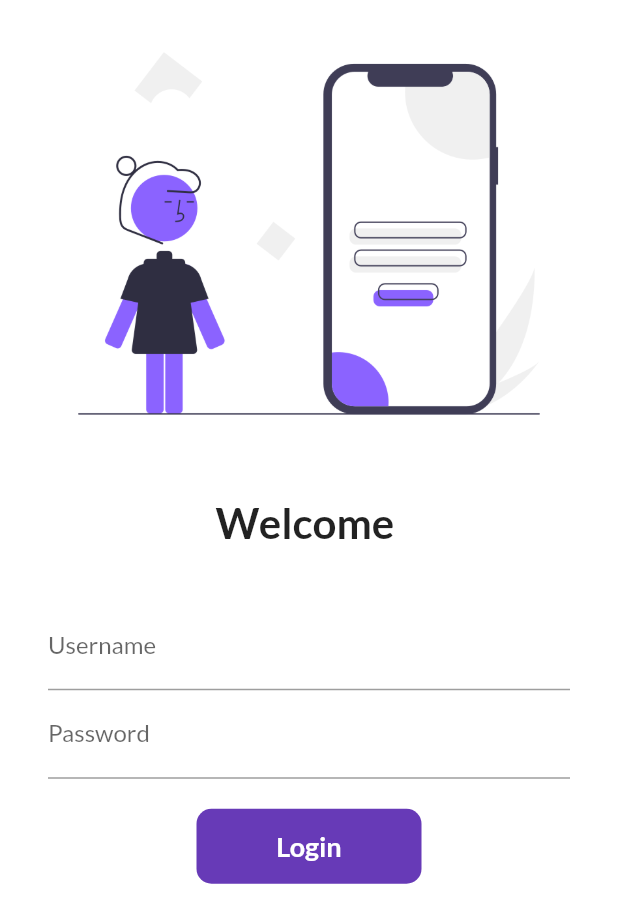
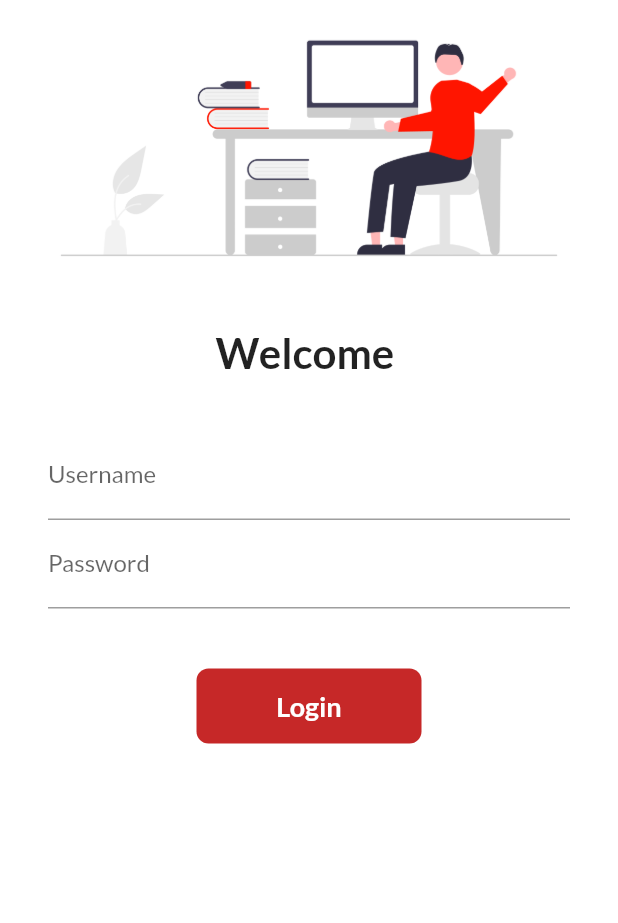
Before and after one commit to Viraj-M/flutter_catalog, a Flutter app: the screen it shows after launch, on a phone screen of 412 x 824 dp. Shown: the top 923 px of the screen. Run offline on Flutter 3.47's test engine with Material 2 defaults, Android fonts, the phone set to English and light mode, and no system bars; our stand-ins replace google_fonts.

Commit message:
day 9 done

```diff
--- a/lib/main.dart
+++ b/lib/main.dart
@@ -15,7 +15,7 @@ class MyApp extends StatelessWidget {
     return MaterialApp(
         themeMode: ThemeMode.light,
         theme: ThemeData(
-          primarySwatch: Colors.deepPurple,
+          primarySwatch: Colors.red,
           fontFamily: GoogleFonts.lato().fontFamily,
         ),
         darkTheme: ThemeData(
--- a/lib/screens/login_page.dart
+++ b/lib/screens/login_page.dart
@@ -3,22 +3,39 @@ import 'package:flutter_catalog/utils/routes.dart';
 
 class LoginPage extends StatefulWidget {
   @override
-  State<LoginPage> createState() => _LoginPageState();
+  _LoginPageState createState() => _LoginPageState();
 }
 
 class _LoginPageState extends State<LoginPage> {
   String name = "";
   bool changeButton = false;
 
+  final _formKey = GlobalKey<FormState>();
+
+  moveToHome(BuildContext context) async {
+    if (_formKey.currentState!.validate()) {
+      setState(() {
+        changeButton = true;
+      });
+      await Future.delayed(Duration(seconds: 1));
+      await Navigator.pushNamed(context, MyRoutes.homeRoute);
+      setState(() {
+        changeButton = false;
+      });
+    }
+  }
+
   @override
   Widget build(BuildContext context) {
     return Material(
         color: Colors.white,
         child: SingleChildScrollView(
+          child: Form(
+            key: _formKey,
             child: Column(
               children: [
                 Image.asset(
-                "assets/images/login_image.png",
+                  "assets/images/hello.png",
                   fit: BoxFit.cover,
                 ),
                 SizedBox(
@@ -41,9 +58,16 @@ class _LoginPageState extends State<LoginPage> {
                     children: [
                       TextFormField(
                         decoration: InputDecoration(
-                        hintText: "Enter Username",
+                          hintText: "Enter username",
                           labelText: "Username",
                         ),
+                        validator: (value) {
+                          if (value!.isEmpty) {
+                            return "Username cannot be empty";
+                          }
+
+                          return null;
+                        },
                         onChanged: (value) {
                           name = value;
                           setState(() {});
@@ -52,22 +76,28 @@ class _LoginPageState extends State<LoginPage> {
                       TextFormField(
                         obscureText: true,
                         decoration: InputDecoration(
-                        hintText: "Enter Password",
+                          hintText: "Enter password",
                           labelText: "Password",
                         ),
+                        validator: (value) {
+                          if (value!.isEmpty) {
+                            return "Password cannot be empty";
+                          } else if (value.length < 6) {
+                            return "Password length should be atleast 6";
+                          }
+
+                          return null;
+                        },
                       ),
                       SizedBox(
-                      height: 20.0,
+                        height: 40.0,
                       ),
-
-                    InkWell(
-                      onTap: () async {
-                        setState(() {
-                          changeButton = true;
-                        });
-                        await Future.delayed(Duration(seconds: 1));
-                        Navigator.pushNamed(context, MyRoutes.homeRoute);
-                      },
+                      Material(
+                        color: Colors.red.shade800,
+                        borderRadius:
+                            BorderRadius.circular(changeButton ? 50 : 8),
+                        child: InkWell(
+                          onTap: () => moveToHome(context),
                           child: AnimatedContainer(
                             duration: Duration(seconds: 1),
                             width: changeButton ? 50 : 150,
@@ -78,29 +108,22 @@ class _LoginPageState extends State<LoginPage> {
                                     Icons.done,
                                     color: Colors.white,
                                   )
-                            : Text("Login",
+                                : Text(
+                                    "Login",
                                     style: TextStyle(
                                         color: Colors.white,
                                         fontWeight: FontWeight.bold,
-                                    fontSize: 18)),
-                        decoration: BoxDecoration(
-                            color: Colors.deepPurple,
-                            borderRadius:
-                                BorderRadius.circular(changeButton ? 50 : 10)),
+                                        fontSize: 18),
                                   ),
-                    )
-                    // ElevatedButton(
-                    //   style: TextButton.styleFrom(minimumSize: Size(100, 40)),
-                    //   child: Text("Login"),
-                    //   onPressed: () {
-                    //     Navigator.pushNamed(context, MyRoutes.homeRoute);
-                    //   },
-                    // )
+                          ),
+                        ),
+                      ),
                     ],
                   ),
                 )
               ],
             ),
+          ),
         ));
   }
 }
```
Also changed, not shown: assets/images/hello.png (added). Lines whose indentation alone changed are shown as unchanged.
